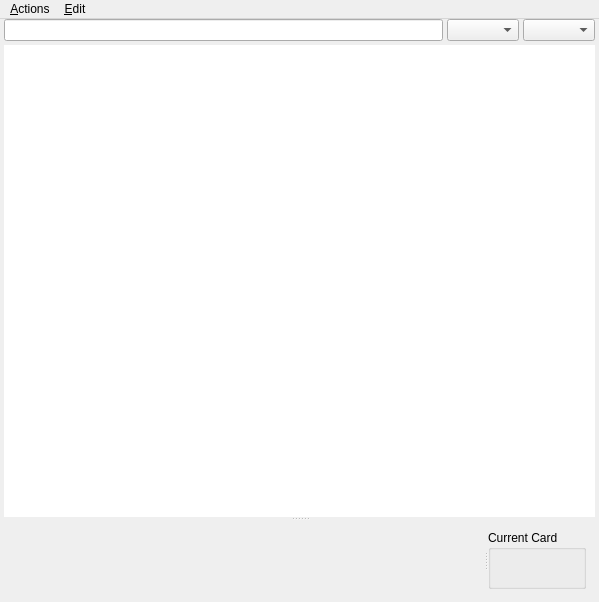
This is designer/cardlist.ui in ludiosarchive/anki as Qt 5 draws it before an edit. The edited form follows.
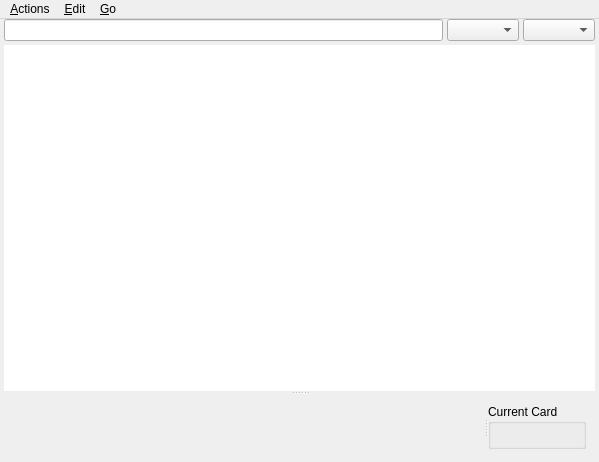
This is the edited form. Icons and pictures are not drawn.

The edit to the form file:
```diff
--- a/designer/cardlist.ui
+++ b/designer/cardlist.ui
@@ -6,21 +6,13 @@
     <x>0</x>
     <y>0</y>
     <width>599</width>
-    <height>602</height>
+    <height>462</height>
    </rect>
   </property>
   <property name="windowTitle" >
    <string>Edit Items</string>
   </property>
   <widget class="QWidget" name="centralwidget" >
-   <property name="geometry" >
-    <rect>
-     <x>0</x>
-     <y>23</y>
-     <width>599</width>
-     <height>579</height>
-    </rect>
-   </property>
    <layout class="QVBoxLayout" name="verticalLayout" >
     <property name="spacing" >
      <number>0</number>
@@ -170,7 +162,7 @@
      <x>0</x>
      <y>0</y>
      <width>599</width>
-     <height>23</height>
+     <height>24</height>
     </rect>
    </property>
    <widget class="QMenu" name="menuEdit" >
@@ -195,8 +187,21 @@
     <addaction name="actionResetProgress" />
     <addaction name="actionDelete" />
    </widget>
+   <widget class="QMenu" name="menuJump" >
+    <property name="title" >
+     <string>&amp;Go</string>
+    </property>
+    <addaction name="actionFind" />
+    <addaction name="actionFact" />
+    <addaction name="separator" />
+    <addaction name="actionFirstCard" />
+    <addaction name="actionPreviousCard" />
+    <addaction name="actionNextCard" />
+    <addaction name="actionLastCard" />
+   </widget>
    <addaction name="menuActions" />
    <addaction name="menuEdit" />
+   <addaction name="menuJump" />
   </widget>
   <action name="actionDelete" >
    <property name="icon" >
```
Left out of the diff: 101 changed lines with no effect on the pictures.
